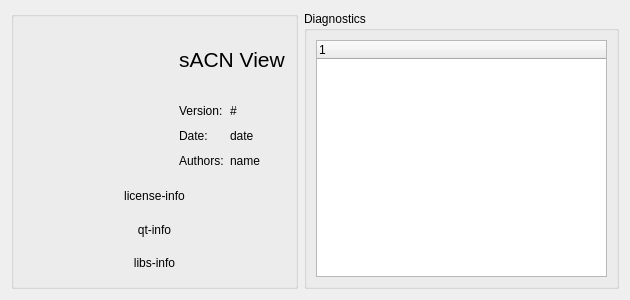
Before: the Qt Designer form ui/aboutdialog.ui in docsteer/sacnview, drawn with Qt 5.
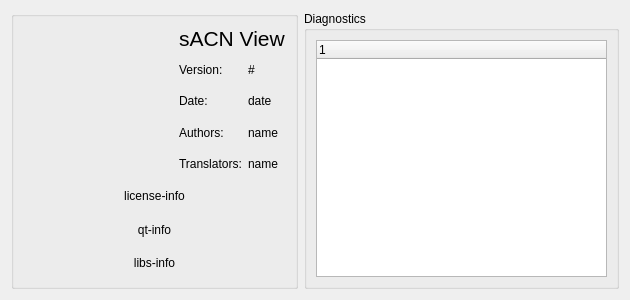
After: the same form once the commit is applied. Icons and pictures are not drawn.

```diff
--- a/ui/aboutdialog.ui
+++ b/ui/aboutdialog.ui
@@ -109,7 +109,7 @@
             <item row="1" column="1">
              <widget class="QLabel" name="displayDate">
               <property name="sizePolicy">
-               <sizepolicy hsizetype="Fixed" vsizetype="Fixed">
+               <sizepolicy hsizetype="Expanding" vsizetype="Expanding">
                 <horstretch>0</horstretch>
                 <verstretch>0</verstretch>
                </sizepolicy>
@@ -125,7 +125,7 @@
             <item row="2" column="0">
              <widget class="QLabel" name="AuthorLabel">
               <property name="sizePolicy">
-               <sizepolicy hsizetype="Fixed" vsizetype="Fixed">
+               <sizepolicy hsizetype="Expanding" vsizetype="Expanding">
                 <horstretch>0</horstretch>
                 <verstretch>0</verstretch>
                </sizepolicy>
@@ -141,7 +141,7 @@
             <item row="1" column="0">
              <widget class="QLabel" name="DateLabel">
               <property name="sizePolicy">
-               <sizepolicy hsizetype="Fixed" vsizetype="Fixed">
+               <sizepolicy hsizetype="Expanding" vsizetype="Expanding">
                 <horstretch>0</horstretch>
                 <verstretch>0</verstretch>
                </sizepolicy>
@@ -157,7 +157,7 @@
             <item row="0" column="0">
              <widget class="QLabel" name="VerLabel">
               <property name="sizePolicy">
-               <sizepolicy hsizetype="Fixed" vsizetype="Fixed">
+               <sizepolicy hsizetype="Expanding" vsizetype="Expanding">
                 <horstretch>0</horstretch>
                 <verstretch>0</verstretch>
                </sizepolicy>
@@ -173,7 +173,7 @@
             <item row="2" column="1">
              <widget class="QLabel" name="DisplayName">
               <property name="sizePolicy">
-               <sizepolicy hsizetype="MinimumExpanding" vsizetype="Fixed">
+               <sizepolicy hsizetype="Expanding" vsizetype="Expanding">
                 <horstretch>0</horstretch>
                 <verstretch>0</verstretch>
                </sizepolicy>
@@ -192,7 +192,7 @@
             <item row="0" column="1">
              <widget class="QLabel" name="DisplayVer">
               <property name="sizePolicy">
-               <sizepolicy hsizetype="Fixed" vsizetype="Fixed">
+               <sizepolicy hsizetype="Expanding" vsizetype="Expanding">
                 <horstretch>0</horstretch>
                 <verstretch>0</verstretch>
                </sizepolicy>
@@ -205,6 +205,32 @@
               </property>
              </widget>
             </item>
+            <item row="3" column="0">
+             <widget class="QLabel" name="lblTranslators">
+              <property name="sizePolicy">
+               <sizepolicy hsizetype="Expanding" vsizetype="Expanding">
+                <horstretch>0</horstretch>
+                <verstretch>0</verstretch>
+               </sizepolicy>
+              </property>
+              <property name="text">
+               <string>Translators:</string>
+              </property>
+             </widget>
+            </item>
+            <item row="3" column="1">
+             <widget class="QLabel" name="lblTranslatorNames">
+              <property name="sizePolicy">
+               <sizepolicy hsizetype="Expanding" vsizetype="Expanding">
+                <horstretch>0</horstretch>
+                <verstretch>0</verstretch>
+               </sizepolicy>
+              </property>
+              <property name="text">
+               <string>name</string>
+              </property>
+             </widget>
+            </item>
            </layout>
           </item>
          </layout>
```
Left out of the diff: 12 changed lines with no effect on the pictures.
